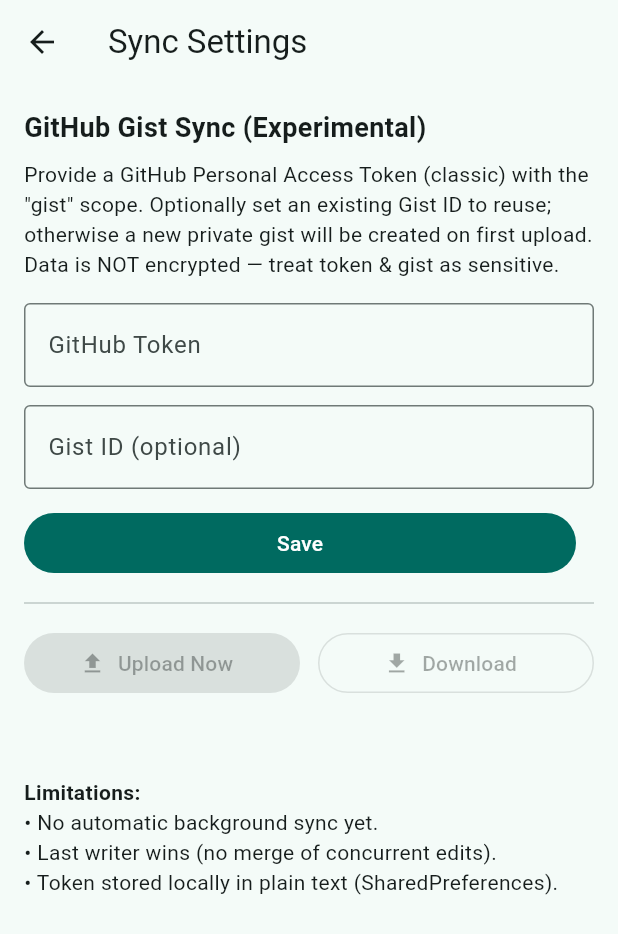
After one commit to heiseshandian/habit-builder, a Flutter app: the screen it shows after launch, after a tap on the "sync" icon, on a phone screen of 412 x 824 dp. The commit adds this screen. Shown: the top 934 px of the screen. Run offline on Flutter 3.47's test engine with Material 3 defaults, Android fonts, the phone set to English and light mode, and no system bars; our stand-ins replace shared_preferences.

Commit message:
feat: Implement GitHub Gist sync functionality with upload and download capabilities

```diff
--- a/lib/main.dart
+++ b/lib/main.dart
@@ -2,6 +2,7 @@
 import 'services/habit_store.dart';
 import 'models/habit.dart';
 import 'history_screen.dart';
+import 'sync_settings_screen.dart';
 
 void main() {
   runApp(const HabitApp());
@@ -85,7 +86,16 @@
   Widget build(BuildContext context) {
     final habits = widget.store.habits;
     return Scaffold(
-      appBar: AppBar(title: const Text('Habits')),
+      appBar: AppBar(title: const Text('Habits'), actions: [
+        IconButton(
+            tooltip: 'Sync / Settings',
+            onPressed: () => Navigator.push(
+                  context,
+                  MaterialPageRoute(
+                      builder: (_) => SyncSettingsScreen(store: widget.store)),
+                ).then((_) => setState(() {})),
+            icon: const Icon(Icons.sync)),
+      ]),
       body: ListView.builder(
         itemCount: habits.length,
         itemBuilder: (context, i) {
--- a/lib/services/habit_store.dart
+++ b/lib/services/habit_store.dart
@@ -4,7 +4,13 @@
 
 class HabitStore {
   static const _key = 'habits_v1';
+  static const _syncKey = 'habits_sync_meta_v1';
   List<Habit> _habits = [];
+
+  // Remote sync metadata
+  String? gistId; // GitHub Gist ID
+  String? githubToken; // Personal access token (classic, gist scope)
+  DateTime? lastSynced; // last successful sync time
 
   List<Habit> get habits => _habits;
 
@@ -18,12 +24,33 @@
         _habits = [];
       }
     }
+    // load sync metadata
+    final syncRaw = prefs.getString(_syncKey);
+    if (syncRaw != null) {
+      try {
+        final parts = syncRaw.split('|');
+        gistId = parts.isNotEmpty && parts[0].isNotEmpty ? parts[0] : null;
+        githubToken = parts.length > 1 && parts[1].isNotEmpty ? parts[1] : null;
+        if (parts.length > 2 && parts[2].isNotEmpty) {
+          lastSynced = DateTime.tryParse(parts[2]);
+        }
+      } catch (_) {
+        gistId = null;
+        githubToken = null;
+      }
+    }
     _rotateAll();
   }
 
   Future<void> save() async {
     final prefs = await SharedPreferences.getInstance();
     await prefs.setString(_key, encodeHabits(_habits));
+    final meta = [
+      gistId ?? '',
+      githubToken ?? '',
+      lastSynced?.toIso8601String() ?? ''
+    ].join('|');
+    await prefs.setString(_syncKey, meta);
   }
 
   void _rotateAll() {
@@ -76,4 +103,11 @@
     const chars = 'abcdefghijklmnopqrstuvwxyz0123456789';
     return List.generate(10, (_) => chars[rnd.nextInt(chars.length)]).join();
   }
+
+  // --- Remote sync helpers (implemented in remote_sync.dart) ---
+  bool get canSync => githubToken != null && githubToken!.isNotEmpty;
+  void updateAuth({String? token, String? gist}) {
+    if (token != null) githubToken = token;
+    if (gist != null) gistId = gist;
+  }
 }
--- /dev/null
+++ b/lib/services/remote_sync.dart
@@ -0,0 +1,98 @@
+import 'dart:convert';
+import 'package:http/http.dart' as http;
+import '../models/habit.dart';
+import 'habit_store.dart';
+
+/// Lightweight sync to a private GitHub Gist.
+/// Not end-to-end encrypted. Token must have `gist` scope.
+class RemoteSyncService {
+  static const filename = 'habits.json';
+
+  Future<void> upload(HabitStore store) async {
+    if (!store.canSync) {
+      throw Exception('Missing GitHub token');
+    }
+    final body = encodeHabits(store.habits);
+    if (store.gistId == null) {
+      // create new private gist
+      final res = await http.post(
+        Uri.parse('https://api.github.com/gists'),
+        headers: _headers(store.githubToken!),
+        body: jsonEncode({
+          'description': 'Habit Builder sync',
+          'public': false,
+          'files': {
+            filename: {'content': body}
+          },
+        }),
+      );
+      if (res.statusCode >= 200 && res.statusCode < 300) {
+        final data = jsonDecode(res.body) as Map<String, dynamic>;
+        store.gistId = data['id'] as String?;
+        store.lastSynced = DateTime.now();
+        await store.save();
+      } else {
+        throw Exception('Failed to create gist (${res.statusCode})');
+      }
+    } else {
+      final res = await http.patch(
+        Uri.parse('https://api.github.com/gists/${store.gistId}'),
+        headers: _headers(store.githubToken!),
+        body: jsonEncode({
+          'files': {
+            filename: {'content': body}
+          },
+        }),
+      );
+      if (res.statusCode >= 200 && res.statusCode < 300) {
+        store.lastSynced = DateTime.now();
+        await store.save();
+      } else if (res.statusCode == 404) {
+        // gist missing -> reset id so next upload creates new
+        store.gistId = null;
+        await upload(store); // retry create
+      } else {
+        throw Exception('Failed to update gist (${res.statusCode})');
+      }
+    }
+  }
+
+  Future<void> download(HabitStore store) async {
+    if (!store.canSync || store.gistId == null) {
+      throw Exception('Not configured for sync');
+    }
+    final res = await http.get(
+      Uri.parse('https://api.github.com/gists/${store.gistId}'),
+      headers: _headers(store.githubToken!),
+    );
+    if (res.statusCode >= 200 && res.statusCode < 300) {
+      final data = jsonDecode(res.body) as Map<String, dynamic>;
+      final files = data['files'] as Map<String, dynamic>?;
+      final file = files?[filename] as Map<String, dynamic>?;
+      final content = file?['content'] as String?;
+      if (content == null) {
+        throw Exception('Remote gist missing $filename');
+      }
+      try {
+        final habits = decodeHabits(content);
+        store.habits
+          ..clear()
+          ..addAll(habits);
+        store.lastSynced = DateTime.now();
+        await store.save();
+      } catch (e) {
+        throw Exception('Failed to parse remote data: $e');
+      }
+    } else if (res.statusCode == 404) {
+      throw Exception('Gist not found. Maybe deleted?');
+    } else {
+      throw Exception('Failed to fetch gist (${res.statusCode})');
+    }
+  }
+
+  Map<String, String> _headers(String token) => {
+        'Authorization': 'token $token',
+        'Accept': 'application/vnd.github+json',
+        'User-Agent': 'habit-builder-app',
+      };
+}
--- /dev/null
+++ b/lib/sync_settings_screen.dart
@@ -0,0 +1,170 @@
+import 'package:flutter/material.dart';
+import 'services/habit_store.dart';
+import 'services/remote_sync.dart';
+
+class SyncSettingsScreen extends StatefulWidget {
+  final HabitStore store;
+  const SyncSettingsScreen({super.key, required this.store});
+
+  @override
+  State<SyncSettingsScreen> createState() => _SyncSettingsScreenState();
+}
+
+class _SyncSettingsScreenState extends State<SyncSettingsScreen> {
+  final _tokenController = TextEditingController();
+  final _gistController = TextEditingController();
+  bool _busy = false;
+  String? _message;
+  final _sync = RemoteSyncService();
+
+  @override
+  void initState() {
+    super.initState();
+    _tokenController.text = widget.store.githubToken ?? '';
+    _gistController.text = widget.store.gistId ?? '';
+  }
+
+  Future<void> _saveCreds() async {
+    widget.store.updateAuth(
+      token: _tokenController.text.trim().isEmpty
+          ? null
+          : _tokenController.text.trim(),
+      gist: _gistController.text.trim().isEmpty
+          ? null
+          : _gistController.text.trim(),
+    );
+    await widget.store.save();
+    setState(() {
+      _message = 'Credentials saved locally.';
+    });
+  }
+
+  Future<void> _upload() async {
+    setState(() {
+      _busy = true;
+      _message = null;
+    });
+    try {
+      await _sync.upload(widget.store);
+      setState(() => _message = 'Upload successful');
+    } catch (e) {
+      setState(() => _message = 'Upload failed: $e');
+    } finally {
+      setState(() => _busy = false);
+    }
+  }
+
+  Future<void> _download() async {
+    setState(() {
+      _busy = true;
+      _message = null;
+    });
+    try {
+      await _sync.download(widget.store);
+      setState(() => _message = 'Download & merge successful');
+    } catch (e) {
+      setState(() => _message = 'Download failed: $e');
+    } finally {
+      setState(() => _busy = false);
+    }
+  }
+
+  @override
+  Widget build(BuildContext context) {
+    final last = widget.store.lastSynced;
+    return Scaffold(
+      appBar: AppBar(title: const Text('Sync Settings')),
+      body: AbsorbPointer(
+        absorbing: _busy,
+        child: ListView(
+          padding: const EdgeInsets.all(16),
+          children: [
+            const Text(
+              'GitHub Gist Sync (Experimental)',
+              style: TextStyle(fontSize: 18, fontWeight: FontWeight.bold),
+            ),
+            const SizedBox(height: 8),
+            const Text(
+              'Provide a GitHub Personal Access Token (classic) with the "gist" scope. Optionally set an existing Gist ID to reuse; otherwise a new private gist will be created on first upload. Data is NOT encrypted — treat token & gist as sensitive.',
+            ),
+            const SizedBox(height: 16),
+            TextField(
+              controller: _tokenController,
+              decoration: const InputDecoration(
+                labelText: 'GitHub Token',
+                hintText: 'ghp_xxx...',
+                border: OutlineInputBorder(),
+              ),
+              obscureText: true,
+            ),
+            const SizedBox(height: 12),
+            TextField(
+              controller: _gistController,
+              decoration: const InputDecoration(
+                labelText: 'Gist ID (optional)',
+                hintText: 'e.g. a1b2c3d4e5f6g7',
+                border: OutlineInputBorder(),
+              ),
+            ),
+            const SizedBox(height: 12),
+            Row(
+              children: [
+                Expanded(
+                  child: FilledButton(
+                    onPressed: _saveCreds,
+                    child: const Text('Save'),
+                  ),
+                ),
+                const SizedBox(width: 12),
+                if (_busy) const CircularProgressIndicator(),
+              ],
+            ),
+            const Divider(height: 32),
+            Row(
+              children: [
+                Expanded(
+                  child: FilledButton.icon(
+                    onPressed: widget.store.canSync ? _upload : null,
+                    icon: const Icon(Icons.upload),
+                    label: const Text('Upload Now'),
+                  ),
+                ),
+                const SizedBox(width: 12),
+                Expanded(
+                  child: OutlinedButton.icon(
+                    onPressed:
+                        widget.store.canSync && widget.store.gistId != null
+                            ? _download
+                            : null,
+                    icon: const Icon(Icons.download),
+                    label: const Text('Download'),
+                  ),
+                ),
+              ],
+            ),
+            const SizedBox(height: 12),
+            if (last != null) Text('Last sync: ${last.toLocal()}'),
+            if (_message != null) ...[
+              const SizedBox(height: 12),
+              Text(
+                _message!,
+                style: TextStyle(
+                  color: _message!.toLowerCase().contains('fail')
+                      ? Colors.red
+                      : Colors.green,
+                ),
+              ),
+            ],
+            const SizedBox(height: 40),
+            const Text('Limitations:',
+                style: TextStyle(fontWeight: FontWeight.bold)),
+            const Text('• No automatic background sync yet.'),
+            const Text('• Last writer wins (no merge of concurrent edits).'),
+            const Text(
+                '• Token stored locally in plain text (SharedPreferences).'),
+          ],
+        ),
+      ),
+    );
+  }
+}
--- a/pubspec.yaml
+++ b/pubspec.yaml
@@ -12,6 +12,7 @@
   cupertino_icons: ^1.0.6
   shared_preferences: ^2.2.2
   collection: ^1.18.0
+  http: ^1.1.0
 
 dev_dependencies:
   flutter_test:
```
Also changed, not shown: pubspec.lock.
